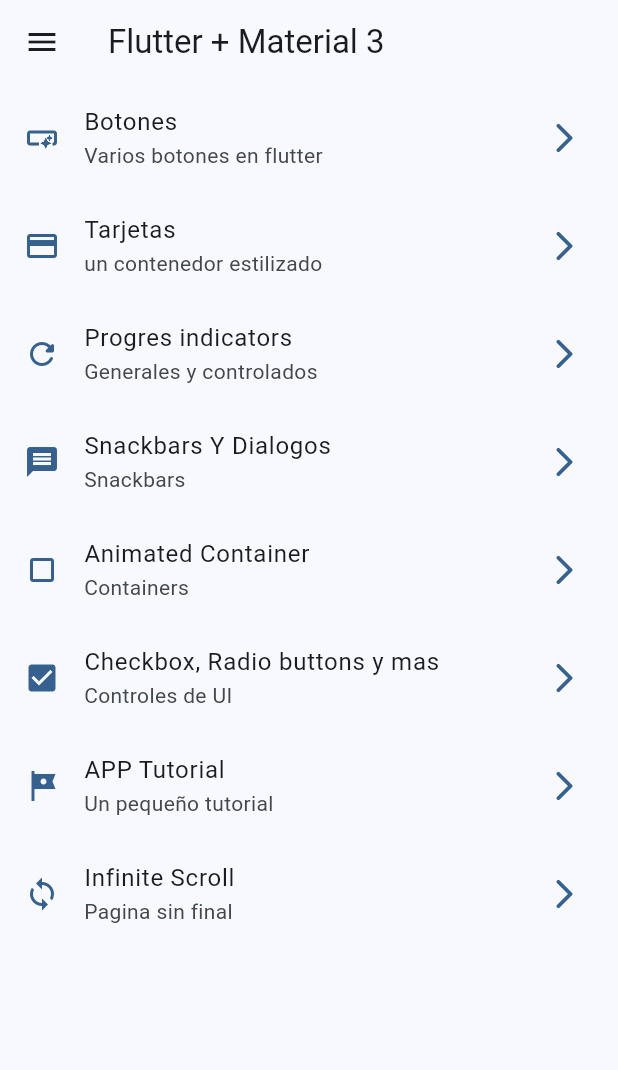
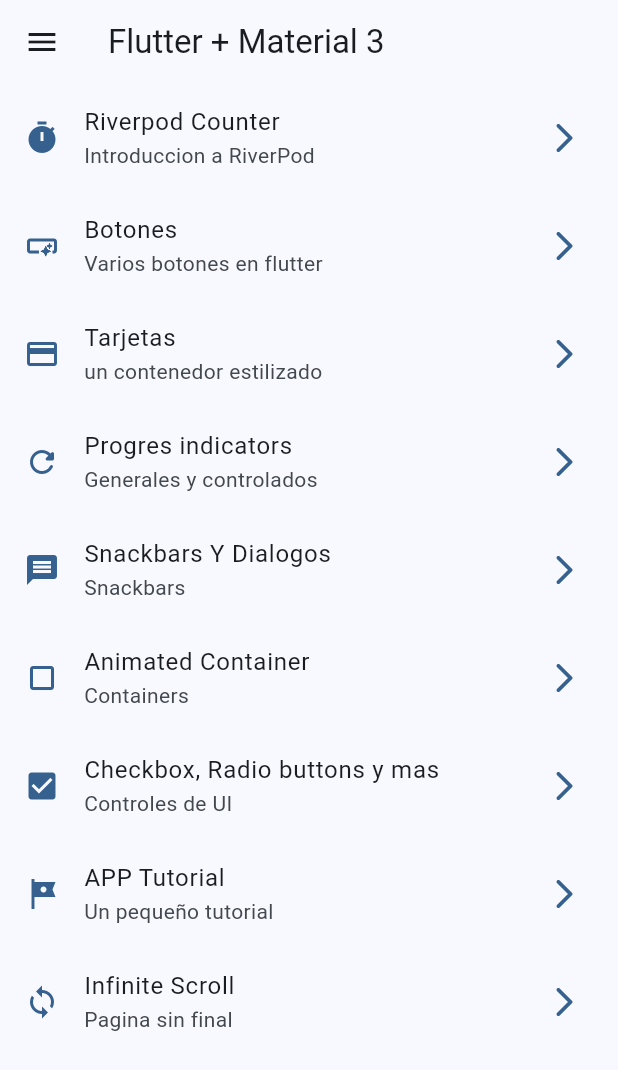
Before and after one commit to jremolina/widgets_app, a Flutter app: the screen it shows after launch, on a phone screen of 412 x 824 dp. Shown: the top 1070 px of the screen. Run offline on Flutter 3.47's test engine with Material 3 defaults, Android fonts, the phone set to English and light mode, and no system bars; our stand-ins replace animate_do, flutter_riverpod, go_router.

Commit message:
Introduccion a RiverPod, contador y selector de modo light y dark

```diff
--- a/lib/config/menu/menu_item.dart
+++ b/lib/config/menu/menu_item.dart
@@ -17,6 +17,12 @@ class MenuItem {
 }
 
 const appMenuItems = <MenuItem>[
+  MenuItem(
+    title: 'Riverpod Counter',
+    subtitle: 'Introduccion a RiverPod',
+    link: '/counter',
+    icon: Icons.timer,
+  ),
   MenuItem(
     title: 'Botones',
     subtitle: 'Varios botones en flutter',
--- a/lib/config/routes/route_config.dart
+++ b/lib/config/routes/route_config.dart
@@ -1,4 +1,5 @@
 import 'package:go_router/go_router.dart';
+
 import '../../presentation/screens/screens.dart';
 
 // class RouteConfig {
@@ -42,7 +43,7 @@ final appRouter = GoRouter(
       path: '/progress',
       builder: (context, state) => ProgressScreen(),
     ),
-     GoRoute(
+    GoRoute(
       name: SnackbarScreen.name,
       path: '/snackbar',
       builder: (context, state) => SnackbarScreen(),
@@ -62,10 +63,15 @@ final appRouter = GoRouter(
       path: '/apptutorial',
       builder: (context, state) => AppTutorialScreen(),
     ),
-     GoRoute(
+    GoRoute(
       name: InfiniteScroll.name,
       path: '/infinite',
       builder: (context, state) => InfiniteScroll(),
     ),
+    GoRoute(
+      name: CounterScreen.name,
+      path: '/counter',
+      builder: (context, state) => CounterScreen(),
+    ),
   ],
 );
--- a/lib/main.dart
+++ b/lib/main.dart
@@ -1,9 +1,10 @@
 import 'package:flutter/material.dart';
+import 'package:flutter_riverpod/flutter_riverpod.dart';
 import 'package:widgets_app/config/routes/route_config.dart';
 import 'package:widgets_app/config/theme/app_theme.dart';
 
 void main() {
-  runApp(const MainApp());
+  runApp(ProviderScope(child: const MainApp()));
 }
 
 class MainApp extends StatelessWidget {
--- /dev/null
+++ b/lib/presentation/providers/counter_provider.dart
@@ -0,0 +1,3 @@
+import 'package:flutter_riverpod/flutter_riverpod.dart';
+
+final counterProvider = StateProvider((ref) => 5);
--- /dev/null
+++ b/lib/presentation/providers/theme_provider.dart
@@ -0,0 +1,3 @@
+import 'package:flutter_riverpod/flutter_riverpod.dart';
+
+final isDarkModeProvider = StateProvider<bool>((ref) => false);
--- a/lib/presentation/screens/home/home_screen.dart
+++ b/lib/presentation/screens/home/home_screen.dart
@@ -10,10 +10,7 @@ class HomeScreen extends StatelessWidget {
 
   @override
   Widget build(BuildContext context) {
-
     final scaffoldKey = GlobalKey<ScaffoldState>();
-
-
 
     return Scaffold(
       key: scaffoldKey,
--- a/lib/presentation/screens/screens.dart
+++ b/lib/presentation/screens/screens.dart
@@ -7,3 +7,4 @@ export 'package:widgets_app/presentation/screens/animated/animated_screen.dart';
 export 'package:widgets_app/presentation/screens/home/home_screen.dart';
 export 'package:widgets_app/presentation/screens/buttons/buttons_screen.dart';
 export 'package:widgets_app/presentation/screens/cards/cards_screen.dart';
+export 'package:widgets_app/presentation/screens/counter/counter_screen.dart';
--- a/pubspec.yaml
+++ b/pubspec.yaml
@@ -4,12 +4,15 @@ publish_to: 'none'
 version: 0.1.0
 
 environment:
-  sdk: ^3.7.0
+  # sdk: ^3.7.0
+  sdk: '>=3.5.0 <=3.5.4'
+
 
 dependencies:
   animate_do: ^4.2.0
   flutter:
     sdk: flutter
+  flutter_riverpod: ^2.6.1
   go_router: ^14.8.1
   riverpod: ^2.6.1
 
```
Also changed, not shown: lib/presentation/screens/counter/counter_screen.dart (added, +44 -0 lines), lib/presentation/widgets/side_menu.dart (+2 -9 lines), pubspec.lock.
